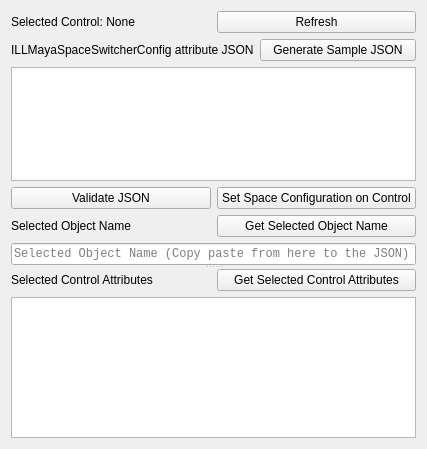
ill/ILLMayaSpaceSwitcher, file ILLMayaSpaceSwitcher/ILLMayaSpaceSwitcherConfiguration.ui: the form before one commit.
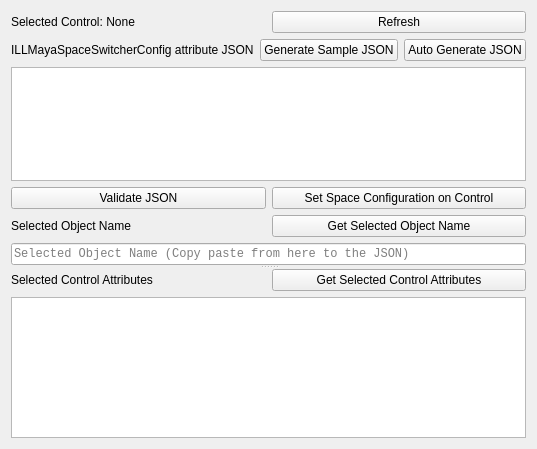
The form after the commit.

Commit message: Adding a button to auto generate the JSON on a control to make it easier.

```diff
--- a/ILLMayaSpaceSwitcher/ILLMayaSpaceSwitcherConfiguration.ui
+++ b/ILLMayaSpaceSwitcher/ILLMayaSpaceSwitcherConfiguration.ui
@@ -55,6 +55,16 @@
            </property>
           </widget>
          </item>
+         <item>
+          <widget class="QPushButton" name="btn_generateAutoJsonContents">
+           <property name="toolTip">
+            <string>This makes an attempt to auto generate some JSON that can be used as a base. It makes a best guess based on the name of the control and the names of the attributes already configured.</string>
+           </property>
+           <property name="text">
+            <string>Auto Generate JSON</string>
+           </property>
+          </widget>
+         </item>
         </layout>
        </item>
        <item>
```
The commit also changes 4 other files.
